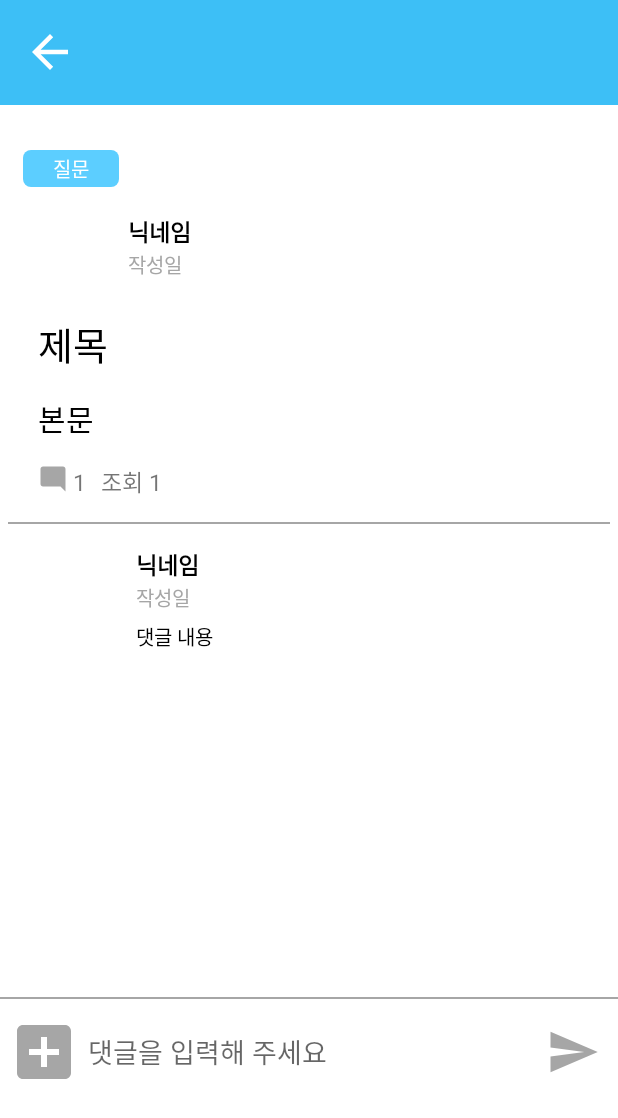
After one commit to sey2/Hanium_Project, an Android app: the layout fragment_board_detail.xml on its own in the app's theme, with its tools: preview values and no code run, on a phone screen of 412 x 824 dp. The commit adds this screen. Shown: the top 1118 px of the screen. Run offline under Robolectric (Android 15) with nearby library versions, the phone set to English and light mode, and no system bars.

Commit message:
[Feat] add board xml file (07.26)

```diff
--- /dev/null
+++ b/app/src/main/res/drawable/add_box_24.xml
@@ -0,0 +1,5 @@
+<vector android:height="48dp" android:tint="#A6A6A6"
+    android:viewportHeight="24" android:viewportWidth="24"
+    android:width="48dp" xmlns:android="http://schemas.android.com/apk/res/android">
+    <path android:fillColor="@android:color/white" android:pathData="M19,3L5,3c-1.11,0 -2,0.9 -2,2v14c0,1.1 0.89,2 2,2h14c1.1,0 2,-0.9 2,-2L21,5c0,-1.1 -0.9,-2 -2,-2zM17,13h-4v4h-2v-4L7,13v-2h4L11,7h2v4h4v2z"/>
+</vector>
--- /dev/null
+++ b/app/src/main/res/drawable/arrow_back_24.xml
@@ -0,0 +1,5 @@
+<vector android:autoMirrored="true" android:height="36dp"
+    android:tint="#FFFFFF" android:viewportHeight="24"
+    android:viewportWidth="24" android:width="36dp" xmlns:android="http://schemas.android.com/apk/res/android">
+    <path android:fillColor="@android:color/white" android:pathData="M20,11H7.83l5.59,-5.59L12,4l-8,8 8,8 1.41,-1.41L7.83,13H20v-2z"/>
+</vector>
--- /dev/null
+++ b/app/src/main/res/drawable/category_background.xml
@@ -0,0 +1,11 @@
+<?xml version="1.0" encoding="utf-8"?>
+<shape xmlns:android="http://schemas.android.com/apk/res/android"
+    android:shape="rectangle"
+
+    >
+    <solid
+        android:color="@color/category_background"/>
+    <corners
+        android:radius="5sp"/>
+
+</shape>
--- /dev/null
+++ b/app/src/main/res/drawable/comment_24.xml
@@ -0,0 +1,5 @@
+<vector android:height="24dp" android:tint="#A6A6A6"
+    android:viewportHeight="24" android:viewportWidth="24"
+    android:width="24dp" xmlns:android="http://schemas.android.com/apk/res/android">
+    <path android:fillColor="@android:color/white" android:pathData="M21.99,4c0,-1.1 -0.89,-2 -1.99,-2H4c-1.1,0 -2,0.9 -2,2v12c0,1.1 0.9,2 2,2h14l4,4 -0.01,-18z"/>
+</vector>
--- /dev/null
+++ b/app/src/main/res/drawable/send_24.xml
@@ -0,0 +1,5 @@
+<vector android:autoMirrored="true" android:height="36dp"
+    android:tint="#A6A6A6" android:viewportHeight="24"
+    android:viewportWidth="24" android:width="36dp" xmlns:android="http://schemas.android.com/apk/res/android">
+    <path android:fillColor="@android:color/white" android:pathData="M2.01,21L23,12 2.01,3 2,10l15,2 -15,2z"/>
+</vector>
--- /dev/null
+++ b/app/src/main/res/drawable/write_24.xml
@@ -0,0 +1,6 @@
+<vector android:height="36dp" android:tint="#FFFFFF"
+    android:viewportHeight="24" android:viewportWidth="24"
+    android:width="36dp" xmlns:android="http://schemas.android.com/apk/res/android">
+    <path android:fillColor="@android:color/white" android:pathData="M3,17.25l0,3.75l3.75,0l11.06,-11.06l-3.75,-3.75z"/>
+    <path android:fillColor="@android:color/white" android:pathData="M20.71,5.63l-2.34,-2.34c-0.39,-0.39 -1.02,-0.39 -1.41,0l-1.83,1.83l3.75,3.75l1.83,-1.83C21.1,6.65 21.1,6.02 20.71,5.63z"/>
+</vector>
--- /dev/null
+++ b/app/src/main/res/layout/comments_view.xml
@@ -0,0 +1,54 @@
+<?xml version="1.0" encoding="utf-8"?>
+<LinearLayout xmlns:android="http://schemas.android.com/apk/res/android"
+    android:layout_width="match_parent"
+    android:layout_height="match_parent"
+    android:layout_margin="15sp"
+    android:orientation="vertical"
+    >
+
+    <LinearLayout
+        android:layout_width="match_parent"
+        android:layout_height="wrap_content"
+        android:orientation="horizontal"
+        >
+
+        <ImageView
+            android:layout_width="60sp"
+            android:layout_height="60sp"/>
+
+        <LinearLayout
+            android:layout_width="wrap_content"
+            android:layout_height="wrap_content"
+            android:orientation="vertical"
+            android:layout_gravity="center_vertical"
+            android:layout_marginStart="10sp"
+            >
+
+            <TextView
+                android:layout_width="wrap_content"
+                android:layout_height="wrap_content"
+                android:textColor="@color/black"
+                android:textStyle="bold"
+                android:textSize="15sp"
+                android:text="닉네임"/>
+
+            <TextView
+                android:layout_width="wrap_content"
+                android:layout_height="wrap_content"
+                android:textColor="@color/light_grey"
+                android:textSize="13sp"
+                android:text="작성일"/>
+
+            <TextView
+                android:layout_width="wrap_content"
+                android:layout_height="wrap_content"
+                android:layout_marginTop="5sp"
+                android:textColor="@color/black"
+                android:textSize="13sp"
+                android:text="댓글 내용"/>
+
+        </LinearLayout>
+
+    </LinearLayout>
+
+</LinearLayout>
--- /dev/null
+++ b/app/src/main/res/layout/fragment_board_detail.xml
@@ -0,0 +1,194 @@
+<?xml version="1.0" encoding="utf-8"?>
+<LinearLayout xmlns:android="http://schemas.android.com/apk/res/android"
+    xmlns:app="http://schemas.android.com/apk/res-auto"
+    xmlns:tools="http://schemas.android.com/tools"
+    android:layout_width="match_parent"
+    android:layout_height="match_parent"
+    android:orientation="vertical"
+    >
+
+    <LinearLayout
+            android:layout_width="match_parent"
+            android:layout_height="70sp"
+            android:orientation="horizontal"
+            android:gravity="center_vertical"
+            android:background="@color/light_blue"
+            >
+
+            <ImageView
+                android:layout_width="wrap_content"
+                android:layout_height="wrap_content"
+                android:layout_marginStart="15sp"
+                android:src="@drawable/arrow_back_24"
+                />
+
+        </LinearLayout>
+
+    <ScrollView
+        android:layout_width="match_parent"
+        android:layout_height="wrap_content">
+
+        <LinearLayout
+            android:layout_width="match_parent"
+            android:layout_height="wrap_content"
+            android:layout_marginTop="20sp"
+            android:layout_marginHorizontal="5sp"
+            android:orientation="vertical"
+            >
+
+            <TextView
+                android:layout_width="wrap_content"
+                android:layout_height="wrap_content"
+                android:background="@drawable/category_background"
+                android:textColor="@color/white"
+                android:paddingHorizontal="20sp"
+                android:paddingVertical="2sp"
+                android:layout_margin="10sp"
+                android:textSize="13sp"
+                android:text="질문"
+                />
+
+            <LinearLayout
+                android:layout_width="match_parent"
+                android:layout_height="wrap_content"
+                android:orientation="horizontal"
+                android:layout_marginHorizontal="10sp"
+                >
+
+                <ImageView
+                    android:layout_width="60sp"
+                    android:layout_height="60sp"/>
+
+                <LinearLayout
+                    android:layout_width="wrap_content"
+                    android:layout_height="wrap_content"
+                    android:orientation="vertical"
+                    android:layout_gravity="center_vertical"
+                    android:layout_marginStart="10sp"
+                    >
+
+                    <TextView
+                        android:layout_width="wrap_content"
+                        android:layout_height="wrap_content"
+                        android:textColor="@color/black"
+                        android:textStyle="bold"
+                        android:textSize="15sp"
+                        android:text="닉네임"/>
+
+                    <TextView
+                        android:layout_width="wrap_content"
+                        android:layout_height="wrap_content"
+                        android:textColor="@color/light_grey"
+                        android:textSize="13sp"
+                        android:text="작성일"/>
+
+                </LinearLayout>
+
+            </LinearLayout>
+
+            <TextView
+                android:layout_width="match_parent"
+                android:layout_height="wrap_content"
+                android:layout_marginTop="15sp"
+                android:paddingHorizontal="20sp"
+                android:textSize="25sp"
+                android:textColor="@color/black"
+                android:text="제목"/>
+
+            <TextView
+                android:layout_width="match_parent"
+                android:layout_height="wrap_content"
+                android:layout_marginVertical="15sp"
+                android:paddingHorizontal="20sp"
+                android:textSize="20sp"
+                android:textColor="@color/black"
+                android:text="본문"/>
+
+            <LinearLayout
+                android:layout_width="wrap_content"
+                android:layout_height="wrap_content"
+                android:orientation="horizontal"
+                android:layout_marginStart="20sp"
+                >
+
+                <ImageView
+                    android:layout_width="20sp"
+                    android:layout_height="20sp"
+                    android:layout_marginEnd="3dp"
+                    android:src="@drawable/comment_24"
+                    />
+
+                <TextView
+                    android:layout_width="wrap_content"
+                    android:layout_height="wrap_content"
+                    android:textSize="15sp"
+                    android:text="1"
+                    />
+
+                <TextView
+                    android:layout_width="wrap_content"
+                    android:layout_height="wrap_content"
+                    android:layout_marginStart="10sp"
+                    android:textSize="15sp"
+                    android:text="조회 1"
+                    />
+
+            </LinearLayout>
+
+            <View
+                android:layout_width="match_parent"
+                android:layout_height="1dp"
+                android:layout_marginTop="15sp"
+                android:background="@color/light_grey"
+                />
+
+            <androidx.recyclerview.widget.RecyclerView
+                android:layout_width="match_parent"
+                android:layout_height="305sp"
+                app:layoutManager="androidx.recyclerview.widget.LinearLayoutManager"
+                tools:listitem="@layout/comments_view"/>
+
+        </LinearLayout>
+
+    </ScrollView>
+
+    <View
+        android:layout_width="match_parent"
+        android:layout_height="1dp"
+        android:layout_marginTop="10sp"
+        android:background="@color/light_grey"
+        />
+
+    <LinearLayout
+        android:layout_width="match_parent"
+        android:layout_height="60sp"
+        android:layout_marginTop="5sp"
+        android:gravity="center_vertical"
+        >
+
+        <ImageView
+            android:layout_width="wrap_content"
+            android:layout_height="wrap_content"
+            android:layout_marginStart="5sp"
+            android:src="@drawable/add_box_24"
+            />
+
+        <EditText
+            android:layout_width="300sp"
+            android:layout_height="50sp"
+            android:layout_marginStart="5sp"
+            android:background="@null"
+            android:inputType="text"
+            android:hint="댓글을 입력해 주세요"
+            />
+
+        <ImageView
+            android:layout_width="wrap_content"
+            android:layout_height="wrap_content"
+            android:layout_marginStart="5sp"
+            android:src="@drawable/send_24"
+            />
+
+    </LinearLayout>
+
+</LinearLayout>
--- a/app/src/main/res/values/colors.xml
+++ b/app/src/main/res/values/colors.xml
@@ -7,4 +7,7 @@
     <color name="teal_700">#FF018786</color>
     <color name="black">#FF000000</color>
     <color name="white">#FFFFFFFF</color>
+    <color name="light_grey">#A6A6A6</color>
+    <color name="category_background">#5cceff</color>
+    <color name="light_blue">#3dbff6</color>
 </resources>
--- a/build.gradle
+++ b/build.gradle
@@ -1,6 +1,6 @@
 // Top-level build file where you can add configuration options common to all sub-projects/modules.
 plugins {
-    id 'com.android.application' version '8.0.0-alpha08' apply false
-    id 'com.android.library' version '8.0.0-alpha08' apply false
+    id 'com.android.application' version '7.4.2' apply false
+    id 'com.android.library' version '7.4.2' apply false
     id 'org.jetbrains.kotlin.android' version '1.7.20' apply false
 }
```
Also changed, not shown: app/src/main/res/layout/fragment_board.xml (+45 -15 lines), app/src/main/res/layout/posting_list_view.xml (added, +157 -0 lines).
